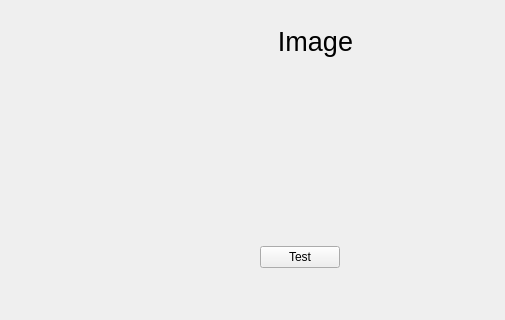
Qt form interface.ui (ComteHerrapait/JutsuDance) before a commit; both pictures show x 0 to 505 and y 164 to 484 of the 645 by 484 pixel window.
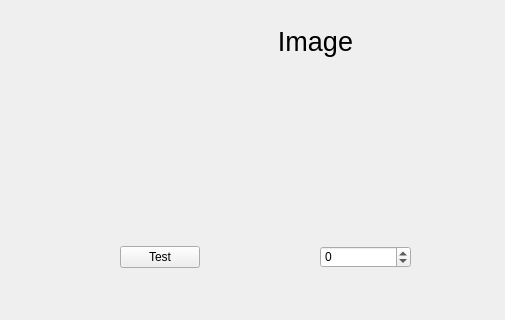
The same form after that commit.

Commit message:
ability to change camera input
needs to be tweaked, still causes a lot of warnings

Diff of the .ui file:
```diff
--- a/interface.ui
+++ b/interface.ui
@@ -17,7 +17,7 @@
    <widget class="QPushButton" name="pushButton">
     <property name="geometry">
      <rect>
-      <x>260</x>
+      <x>120</x>
       <y>410</y>
       <width>80</width>
       <height>22</height>
@@ -48,6 +48,22 @@
      <set>Qt::AlignCenter</set>
     </property>
    </widget>
+   <widget class="QSpinBox" name="spinBox">
+    <property name="geometry">
+     <rect>
+      <x>320</x>
+      <y>410</y>
+      <width>91</width>
+      <height>22</height>
+     </rect>
+    </property>
+    <property name="wrapping">
+     <bool>true</bool>
+    </property>
+    <property name="maximum">
+     <number>2</number>
+    </property>
+   </widget>
   </widget>
   <widget class="QMenuBar" name="menubar">
    <property name="geometry">
```
The commit also changes 2 other files.
